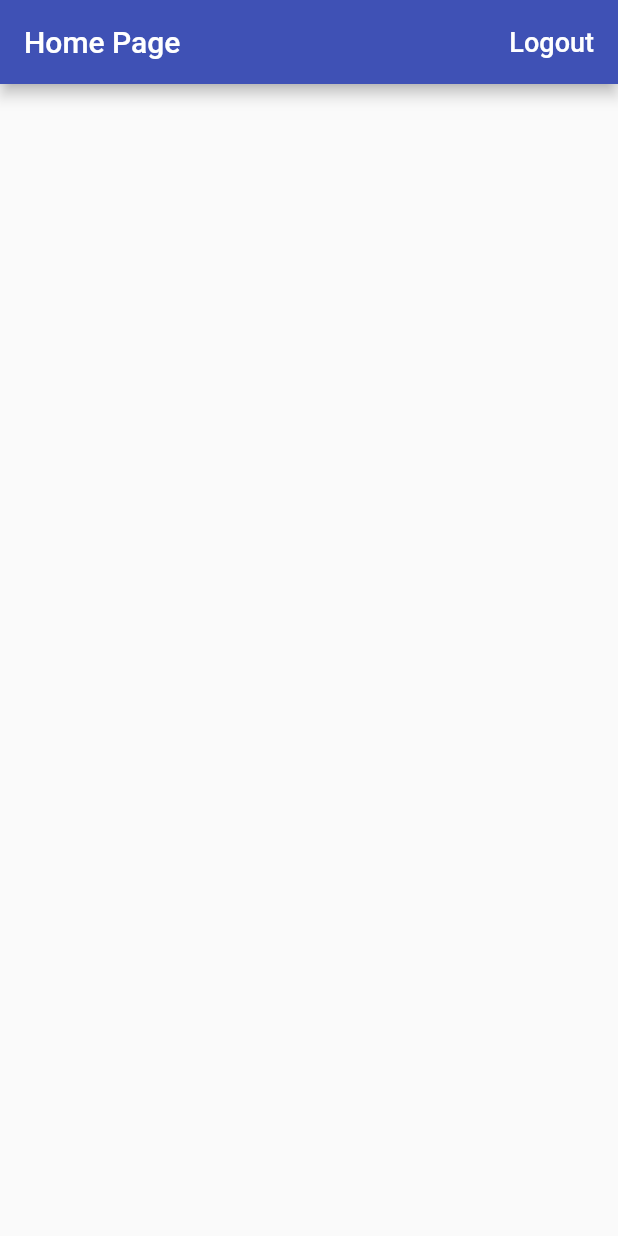
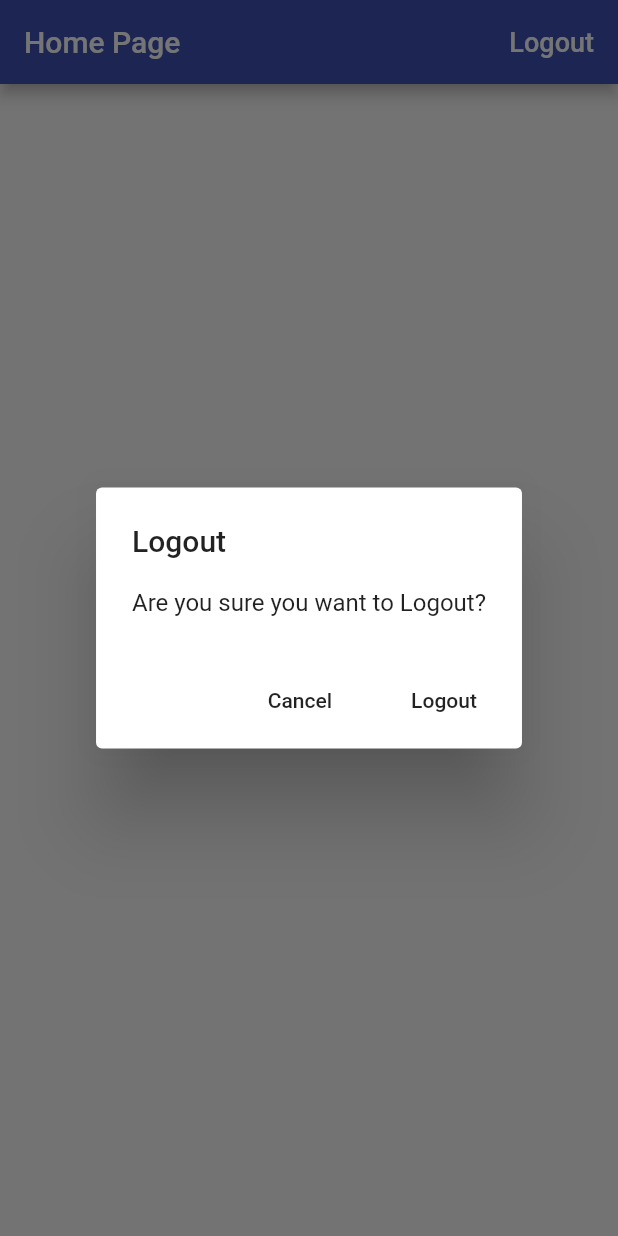
Before and after one commit to Tanyaa-Agarwal/Time-Tracker-App-Firebase-n-Flutter-, a Flutter app: the screen it shows once a user with an empty profile is signed in, after a tap on "Logout", on a phone screen of 412 x 824 dp. Run offline on Flutter 3.47's test engine with Material 2 defaults, Android fonts, the phone set to English and light mode, and no system bars; our stand-ins replace firebase_auth, firebase_core, google_sign_in; accounts and stored records are empty.

Commit message:
email authentication n alert dialog

```diff
--- a/lib/app/home_page.dart
+++ b/lib/app/home_page.dart
@@ -1,6 +1,7 @@
 import 'dart:async';
 import 'package:flutter/material.dart';
 import 'package:time_tracker_app/services/auth.dart';
+import 'package:time_tracker_app/common_widgets/platform_alert_dialog.dart';
 class HomePage extends StatelessWidget {
   HomePage({@required this.auth});
   final AuthBase auth;
@@ -14,6 +15,19 @@ class HomePage extends StatelessWidget {
     }
 
   }
+  Future<void> _confirmSignOut(BuildContext context) async{
+    final didRequestSignOut=await PlatformAlertDialog(
+      title: 'Logout',
+      content: 'Are you sure you want to Logout?',
+      defaultActionText: 'Logout',
+      cancelActionText: 'Cancel',
+    ).show(context);
+    if(didRequestSignOut==true)
+      {
+        _signOut();
+      }
+  }
+
   @override
   Widget build(BuildContext context) {
     return Scaffold(
@@ -21,7 +35,7 @@ class HomePage extends StatelessWidget {
         title: Text('Home Page'),
         actions: [
           FlatButton(
-            onPressed: _signOut,
+            onPressed: () =>_confirmSignOut(context),
             child: Text('Logout',
           style: TextStyle(
             fontSize: 18.0,
--- a/lib/app/sign_in/email_sign_in_form.dart
+++ b/lib/app/sign_in/email_sign_in_form.dart
@@ -1,7 +1,10 @@
 import 'package:flutter/material.dart';
 import 'package:time_tracker_app/app/sign_in/validators.dart';
 import 'package:time_tracker_app/common_widgets/form_submit_button.dart';
+import 'package:time_tracker_app/common_widgets/platform_alert_dialog.dart';
 import 'package:time_tracker_app/services/auth.dart';
+import 'package:time_tracker_app/common_widgets/platform_alert_dialog.dart';
+import 'dart:io';
 enum EmailSignInFormType {signIn,register}
 class EmailSignInForm extends StatefulWidget with EmailAndPasswordValidators{
   EmailSignInForm({@required this.auth});
@@ -35,7 +38,12 @@ class _EmailSignInFormState extends State<EmailSignInForm> {
       }
       Navigator.of(context).pop();
     }catch(e){
-      print(e.toString());
+   PlatformAlertDialog(
+     title: 'Sign in failed',
+     content: e.toString(),
+     defaultActionText: 'OK',
+   ).show(context);
+
     }finally{
       setState(() {
         _isLoading=false;
--- /dev/null
+++ b/lib/common_widgets/platform_alert_dialog.dart
@@ -0,0 +1,67 @@
+import 'package:time_tracker_app/common_widgets/platform_widgets.dart';
+import 'package:flutter/material.dart';
+import 'package:flutter/cupertino.dart';
+import 'dart:io';
+class PlatformAlertDialog extends PlatformWidget{
+  PlatformAlertDialog({@required this.title,
+    @required this.content,
+    this.cancelActionText,
+    @required this.defaultActionText}):assert(title!=null),
+                                       assert(content!=null),
+                                       assert(defaultActionText!=null);
+final String title;
+final String content;
+final String cancelActionText;
+final String defaultActionText;
+Future<bool> show(BuildContext context) async{
+  return Platform.isIOS?
+      await showCupertinoDialog<bool>(
+          context: context,
+          builder: (context)=>this)
+      : await showDialog<bool>(
+      context: context,
+      barrierDismissible: true,
+      builder: (context)=>this);
+}
+@override
+Widget buildCupertinoWidget(BuildContext context){
+  return CupertinoAlertDialog(
+    title: Text(title),
+    content: Text(content),
+    actions: buildActions(context),
+  );
+}
+  @override
+  Widget buildMaterialWidget(BuildContext context){
+  return AlertDialog(
+    title: Text(title),
+    content: Text(content),
+    actions: buildActions(context),
+  );
+  }
+  List<Widget> buildActions(BuildContext context){
+  final actions= <Widget>[];
+  if(cancelActionText!=null){
+    actions.add(PlatformAlertDialogAction(
+      onPressed: () => Navigator.of(context).pop(false), child: Text(cancelActionText),),);
+  }
+  actions.add(
+    PlatformAlertDialogAction(
+      onPressed: () => Navigator.of(context).pop(true), child: Text(defaultActionText),)
+    );
+  return actions;
+  }
+}
+class PlatformAlertDialogAction extends PlatformWidget{
+  PlatformAlertDialogAction({this.child,this.onPressed});
+  final Widget child;
+  final VoidCallback onPressed;
+  @override
+  Widget buildCupertinoWidget(BuildContext context){
+    return CupertinoDialogAction(child: child,onPressed: onPressed,);
+  }
+  @override
+  Widget buildMaterialWidget(BuildContext context){
+    return FlatButton(onPressed: onPressed, child: child);
+  }
+}
--- /dev/null
+++ b/lib/common_widgets/platform_widgets.dart
@@ -0,0 +1,16 @@
+import 'dart:io';
+
+import 'package:flutter/material.dart';
+abstract class PlatformWidget extends StatelessWidget {
+
+  Widget buildCupertinoWidget(BuildContext context);
+  Widget buildMaterialWidget(BuildContext context);
+  @override
+  Widget build(BuildContext context){
+    if(Platform.isIOS) {
+      return buildCupertinoWidget(context);
+    }
+      else
+        return buildMaterialWidget(context);
+    }
+  }
```
